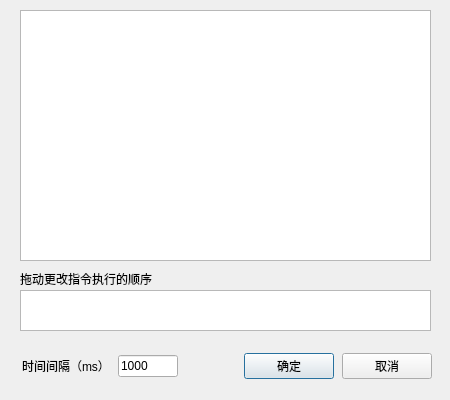
Old version of the form CommandScriptDialog.ui in the repository AndroidCoderPeng/SerialPortDebugger.
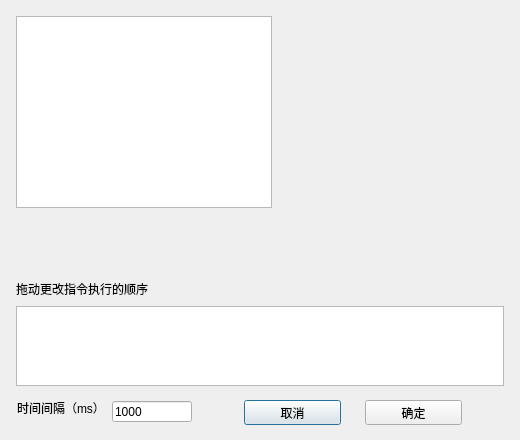
New version of the form.

Commit message: feat(CommandScriptDialog): 调整对话框布局，更新时间间隔标签和输入框，优化按钮位置

Patch:
```diff
--- a/CommandScriptDialog.ui
+++ b/CommandScriptDialog.ui
@@ -6,20 +6,14 @@
    <rect>
     <x>0</x>
     <y>0</y>
-    <width>450</width>
-    <height>400</height>
+    <width>520</width>
+    <height>440</height>
    </rect>
   </property>
   <property name="minimumSize">
    <size>
-    <width>450</width>
-    <height>400</height>
-   </size>
-  </property>
-  <property name="maximumSize">
-   <size>
-    <width>450</width>
-    <height>400</height>
+    <width>400</width>
+    <height>360</height>
    </size>
   </property>
   <property name="windowTitle">
@@ -28,12 +22,18 @@
   <widget class="QListView" name="listView">
    <property name="geometry">
     <rect>
-     <x>20</x>
-     <y>10</y>
-     <width>411</width>
-     <height>251</height>
+     <x>16</x>
+     <y>16</y>
+     <width>256</width>
+     <height>192</height>
     </rect>
    </property>
+   <property name="sizePolicy">
+    <sizepolicy hsizetype="Expanding" vsizetype="Expanding">
+     <horstretch>0</horstretch>
+     <verstretch>1</verstretch>
+    </sizepolicy>
+   </property>
    <property name="acceptDrops">
     <bool>true</bool>
    </property>
@@ -41,95 +41,46 @@
     <enum>QAbstractItemView::MultiSelection</enum>
    </property>
   </widget>
-  <widget class="QWidget" name="layoutWidget">
+  <widget class="QLabel" name="label_3">
    <property name="geometry">
     <rect>
-     <x>22</x>
-     <y>351</y>
-     <width>410</width>
-     <height>30</height>
+     <x>16</x>
+     <y>281</y>
+     <width>132</width>
+     <height>16</height>
     </rect>
    </property>
-   <layout class="QHBoxLayout" name="horizontalLayout">
-    <property name="spacing">
-     <number>8</number>
-    </property>
-    <item>
-     <widget class="QLabel" name="label_2">
-      <property name="text">
-       <string>时间间隔（ms）</string>
-      </property>
-     </widget>
-    </item>
-    <item>
-     <widget class="QLineEdit" name="timeLineEdit">
-      <property name="maximumSize">
-       <size>
-        <width>60</width>
-        <height>16777215</height>
-       </size>
-      </property>
-      <property name="inputMethodHints">
-       <set>Qt::ImhNone</set>
-      </property>
-      <property name="text">
-       <string>1000</string>
-      </property>
-      <property name="clearButtonEnabled">
-       <bool>false</bool>
-      </property>
-     </widget>
-    </item>
-    <item>
-     <spacer name="horizontalSpacer">
-      <property name="orientation">
-       <enum>Qt::Horizontal</enum>
-      </property>
-      <property name="sizeHint" stdset="0">
-       <size>
-        <width>40</width>
-        <height>20</height>
-       </size>
-      </property>
-     </spacer>
-    </item>
-    <item>
-     <widget class="QPushButton" name="confirmButton">
-      <property name="minimumSize">
-       <size>
-        <width>90</width>
-        <height>0</height>
-       </size>
-      </property>
-      <property name="text">
-       <string>确定</string>
-      </property>
-     </widget>
-    </item>
-    <item>
-     <widget class="QPushButton" name="cancelButton">
-      <property name="minimumSize">
-       <size>
-        <width>90</width>
-        <height>0</height>
-       </size>
-      </property>
-      <property name="text">
-       <string>取消</string>
-      </property>
-     </widget>
-    </item>
-   </layout>
+   <property name="text">
+    <string>拖动更改指令执行的顺序</string>
+   </property>
   </widget>
   <widget class="QListWidget" name="listWidget">
    <property name="geometry">
     <rect>
-     <x>20</x>
-     <y>290</y>
-     <width>411</width>
-     <height>41</height>
+     <x>16</x>
+     <y>306</y>
+     <width>488</width>
+     <height>80</height>
     </rect>
    </property>
+   <property name="sizePolicy">
+    <sizepolicy hsizetype="Expanding" vsizetype="Preferred">
+     <horstretch>0</horstretch>
+     <verstretch>0</verstretch>
+    </sizepolicy>
+   </property>
+   <property name="minimumSize">
+    <size>
+     <width>0</width>
+     <height>48</height>
+    </size>
+   </property>
+   <property name="maximumSize">
+    <size>
+     <width>16777215</width>
+     <height>80</height>
+    </size>
+   </property>
    <property name="verticalScrollBarPolicy">
     <enum>Qt::ScrollBarAlwaysOff</enum>
    </property>
@@ -143,18 +94,90 @@
     <enum>QListView::LeftToRight</enum>
    </property>
   </widget>
-  <widget class="QLabel" name="label_3">
+  <widget class="QLineEdit" name="timeLineEdit">
    <property name="geometry">
     <rect>
-     <x>20</x>
-     <y>270</y>
-     <width>143</width>
-     <height>18</height>
+     <x>112</x>
+     <y>401</y>
+     <width>80</width>
+     <height>21</height>
     </rect>
    </property>
+   <property name="minimumSize">
+    <size>
+     <width>60</width>
+     <height>0</height>
+    </size>
+   </property>
+   <property name="maximumSize">
+    <size>
+     <width>80</width>
+     <height>16777215</height>
+    </size>
+   </property>
+   <property name="inputMethodHints">
+    <set>Qt::ImhNone</set>
+   </property>
    <property name="text">
-    <string>拖动更改指令执行的顺序</string>
+    <string>1000</string>
    </property>
+   <property name="clearButtonEnabled">
+    <bool>false</bool>
+   </property>
+  </widget>
+  <widget class="QLabel" name="label_2">
+   <property name="geometry">
+    <rect>
+     <x>17</x>
+     <y>400</y>
+     <width>89</width>
+     <height>16</height>
+    </rect>
+   </property>
+   <property name="text">
+    <string>时间间隔（ms）</string>
+   </property>
+  </widget>
+  <widget class="QWidget" name="">
+   <property name="geometry">
+    <rect>
+     <x>244</x>
+     <y>400</y>
+     <width>218</width>
+     <height>25</height>
+    </rect>
+   </property>
+   <layout class="QHBoxLayout" name="horizontalLayout">
+    <property name="spacing">
+     <number>24</number>
+    </property>
+    <item>
+     <widget class="QPushButton" name="cancelButton">
+      <property name="minimumSize">
+       <size>
+        <width>96</width>
+        <height>0</height>
+       </size>
+      </property>
+      <property name="text">
+       <string>取消</string>
+      </property>
+     </widget>
+    </item>
+    <item>
+     <widget class="QPushButton" name="confirmButton">
+      <property name="minimumSize">
+       <size>
+        <width>96</width>
+        <height>0</height>
+       </size>
+      </property>
+      <property name="text">
+       <string>确定</string>
+      </property>
+     </widget>
+    </item>
+   </layout>
   </widget>
  </widget>
  <resources/>
```
